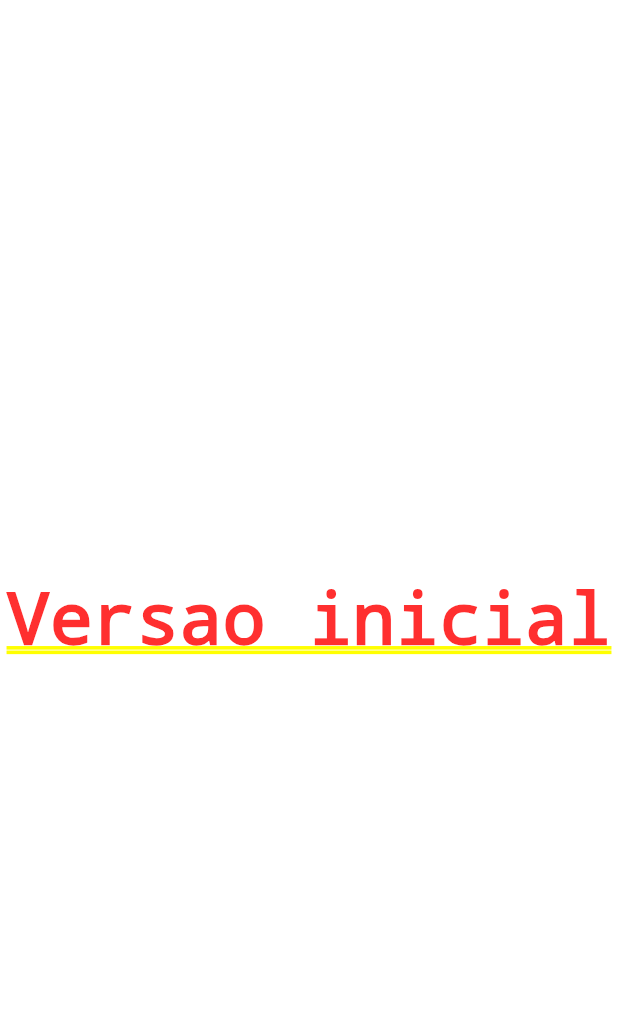
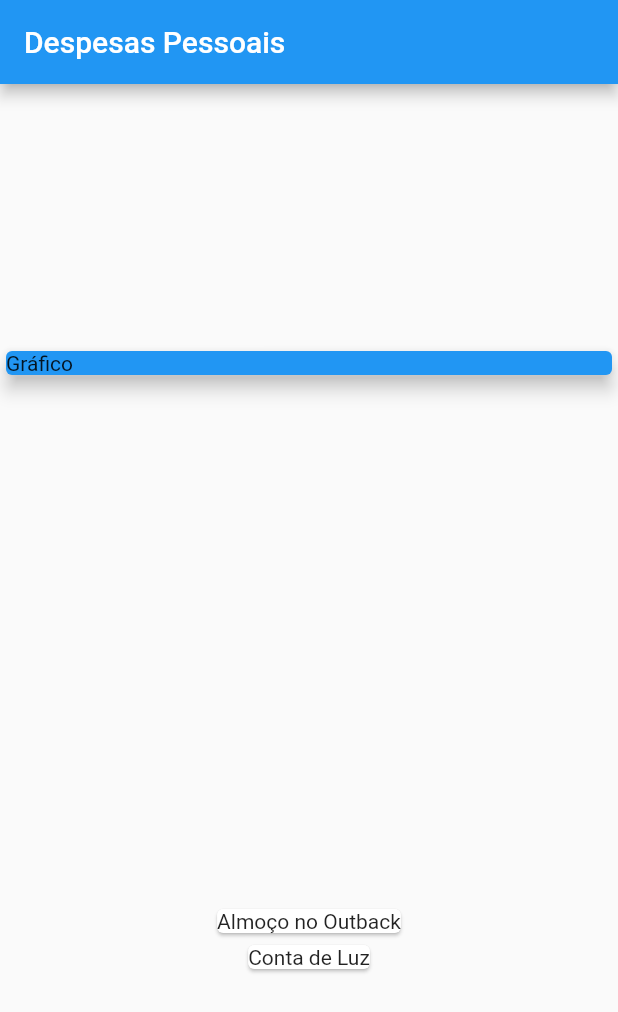
Before and after one commit to marcelinx/expensesApp, a Flutter app: the screen it shows after launch, on a phone screen of 412 x 824 dp. Shown: the top 1012 px of the screen. Run offline on Flutter 3.47's test engine with Material 2 defaults, Android fonts, the phone set to English and light mode, and no system bars.

```diff
--- a/lib/main.dart
+++ b/lib/main.dart
@@ -1,3 +1,4 @@
+import 'models/transaction.dart';
 import 'package:flutter/material.dart';
 
 main() => runApp(ExpensesApp());
@@ -11,8 +12,49 @@ class ExpensesApp extends StatelessWidget {
 }
 
 class MyHomePage extends StatelessWidget {
+  final _transactions = [
+    Transaction(
+    id: 't1',
+    title: 'Almoço no Outback',
+    value: 300.00,
+    date: DateTime.now()
+      ),
+    Transaction(
+    id: 't2',
+    title: 'Conta de Luz',
+    value: 100.00,
+    date: DateTime.now()
+      )
+  ];
+
+
   @override
   Widget build(BuildContext context) {
-    return Center(child: Text('Versao inicial'));
+    return Scaffold(
+      appBar: AppBar(
+        title: Text('Despesas Pessoais'),
+      ),
+      body: Column(
+        mainAxisAlignment: MainAxisAlignment.spaceAround,
+        crossAxisAlignment: CrossAxisAlignment.stretch,
+        children: <Widget>[
+          Container(
+            width: double.infinity,
+            child: Card(
+              color: Colors.blue,
+              child: Text('Gráfico'),
+              elevation: 5,
+            ),
+          ),
+          Column(
+            children: _transactions.map((tr) {
+              return Card(
+                child: Text(tr.title),
+              );
+            }).toList(),
+          ),
+        ],
+        ),
+    );
   }
 }
--- /dev/null
+++ b/lib/models/transaction.dart
@@ -0,0 +1,15 @@
+import 'package:flutter/foundation.dart';
+
+class Transaction {
+  final String id;
+  final String title;
+  final double value;
+  final DateTime date;
+
+  Transaction({
+    required this.id,
+    required this.title,
+    required this.value,
+    required this.date,
+  });
+}
```
